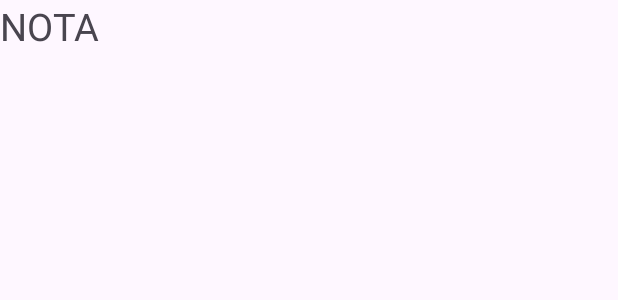
After one commit to JulsSHOWTIME/Notas, an Android app: the layout activity_note_detail.xml on its own in the app's theme, with its tools: preview values and no code run, on a phone screen of 412 x 824 dp. The commit adds this screen. Shown: the top 300 px of the screen. Run offline under Robolectric (Android 15) with nearby library versions, the phone set to English and light mode, and no system bars.

Commit message:
Agregar accion de pulsar notas

```diff
--- a/app/src/main/java/com/example/notas/Constants.java
+++ b/app/src/main/java/com/example/notas/Constants.java
@@ -3,5 +3,6 @@ package com.example.notas;
 public class Constants {
 
     public static final String PREFS_USER = "userLogged";
+    public static final String EXTRA_NOTE = "extra_note";
 
 }
--- /dev/null
+++ b/app/src/main/res/layout/activity_note_detail.xml
@@ -0,0 +1,14 @@
+<?xml version="1.0" encoding="utf-8"?>
+<LinearLayout xmlns:android="http://schemas.android.com/apk/res/android"
+    android:orientation="vertical"
+    android:layout_width="match_parent"
+    android:layout_height="match_parent">
+
+    <TextView
+        android:id="@+id/tvNote"
+        android:text="NOTA"
+        android:textSize="25sp"
+        android:layout_width="wrap_content"
+        android:layout_height="wrap_content"/>
+
+</LinearLayout>
--- a/app/src/main/res/layout/activity_notes.xml
+++ b/app/src/main/res/layout/activity_notes.xml
@@ -15,7 +15,7 @@
         android:textSize="20sp" />
 
     <Button
-        android:id="@+id/btLogOut"
+        android:id="@+id/btLogout"
         android:layout_width="wrap_content"
         android:layout_height="wrap_content"
         android:layout_margin="10dp"
```
Also changed, not shown: app/src/main/java/com/example/notas/DetailNoteActivity.java (added, +23 -0 lines), app/src/main/java/com/example/notas/NotesActivity.java (+19 -2 lines).
